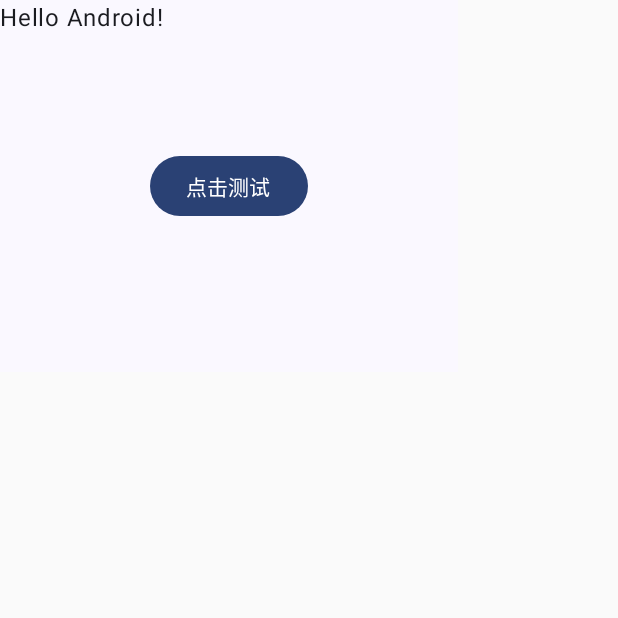
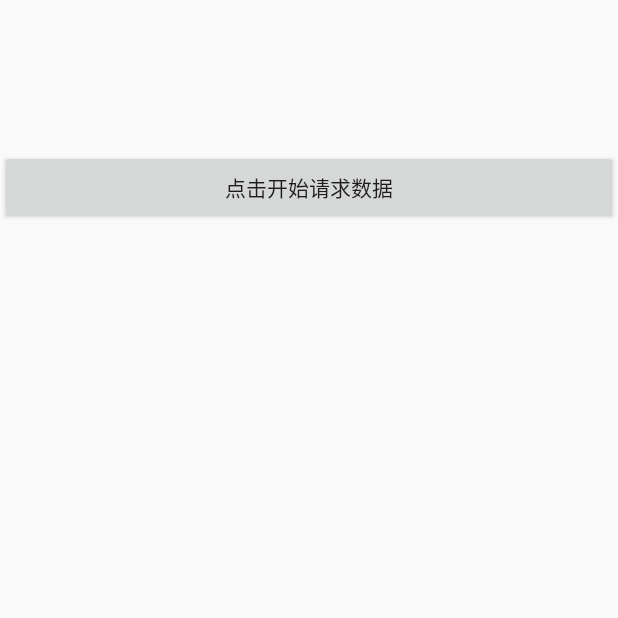
Before and after one commit to xiaodandingzp/MyLeetCode, an Android app built with Jetpack Compose: the screen it shows after launch (MainActivity before the commit, RxTestActivity after it), after a tap on "点击测试", on a phone screen of 412 x 824 dp, the top half of it. Run offline under Robolectric (Android 15) with nearby library versions, the phone set to English and light mode, and no system bars; libraries missing offline, so code that uses them is left out: retrofit2.adapter.rxjava, rx.schedulers.

```diff
--- a/app/src/main/AndroidManifest.xml
+++ b/app/src/main/AndroidManifest.xml
@@ -1,6 +1,8 @@
 <?xml version="1.0" encoding="utf-8"?>
 <manifest xmlns:android="http://schemas.android.com/apk/res/android"
     xmlns:tools="http://schemas.android.com/tools">
+
+    <uses-permission android:name="android.permission.INTERNET" />
 
     <application
         android:allowBackup="true"
@@ -23,6 +25,9 @@
                 <category android:name="android.intent.category.LAUNCHER" />
             </intent-filter>
         </activity>
+        <activity
+            android:name=".RxTestActivity"
+            android:exported="false" />
     </application>
 
 </manifest>
--- a/app/src/main/java/com/example/myleetcode/MainActivity.kt
+++ b/app/src/main/java/com/example/myleetcode/MainActivity.kt
@@ -1,7 +1,7 @@
 package com.example.myleetcode
 
+import android.content.Intent
 import android.os.Bundle
-import android.util.Log
 import androidx.activity.ComponentActivity
 import androidx.activity.compose.setContent
 import androidx.compose.foundation.layout.padding
@@ -14,7 +14,6 @@ import androidx.compose.ui.Modifier
 import androidx.compose.ui.tooling.preview.Preview
 import androidx.compose.ui.unit.Dp
 import com.example.myleetcode.ui.theme.MyLeetCodeTheme
-import com.example.myleetcode.ui.theme.leedcode.Test354
 
 class MainActivity : ComponentActivity() {
     override fun onCreate(savedInstanceState: Bundle?) {
@@ -23,7 +22,7 @@ class MainActivity : ComponentActivity() {
             MyLeetCodeTheme {
                 // A surface container using the 'background' color from the theme
                 Surface() {
-                    Greeting("Android")
+                    Greeting("Android", this)
                 }
             }
         }
@@ -31,7 +30,7 @@ class MainActivity : ComponentActivity() {
 }
 
 @Composable
-fun Greeting(name: String, modifier: Modifier = Modifier) {
+fun Greeting(name: String, activity: MainActivity, modifier: Modifier = Modifier) {
     Text(
             text = "Hello $name!",
             modifier = modifier
@@ -40,12 +39,15 @@ fun Greeting(name: String, modifier: Modifier = Modifier) {
         shape = RoundedCornerShape(50),
         modifier = Modifier.padding(Dp(100f)),
         onClick = {
-            val per =
-                arrayOf(intArrayOf(1, 2), intArrayOf(2, 3), intArrayOf(3,4),
-                    intArrayOf(3, 5), intArrayOf(4, 5), intArrayOf(5,5),
-                    intArrayOf(5, 6), intArrayOf(6, 7), intArrayOf(7,8))
-            val result = Test354().maxEnvelopes(per)
-            Log.i("zpppppp", "result:$result")
+            activity.let {
+                it.startActivity(Intent(it, RxTestActivity::class.java))
+            }
+//            val per =
+//                arrayOf(intArrayOf(1, 2), intArrayOf(2, 3), intArrayOf(3,4),
+//                    intArrayOf(3, 5), intArrayOf(4, 5), intArrayOf(5,5),
+//                    intArrayOf(5, 6), intArrayOf(6, 7), intArrayOf(7,8))
+//            val result = Test354().maxEnvelopes(per)
+//            Log.i("zpppppp", "result:$result")
     }) {
         Text(text = "点击测试")
     }
@@ -55,6 +57,6 @@ fun Greeting(name: String, modifier: Modifier = Modifier) {
 @Composable
 fun GreetingPreview() {
     MyLeetCodeTheme {
-        Greeting("Android")
+//        Greeting("Android", )
     }
 }
--- /dev/null
+++ b/app/src/main/java/com/example/myleetcode/RxTestActivity.kt
@@ -0,0 +1,62 @@
+package com.example.myleetcode
+
+import android.os.Bundle
+import android.util.Log
+import android.widget.Button
+import androidx.activity.ComponentActivity
+import com.example.myleetcode.test.IServiceApi
+import retrofit2.Retrofit
+import retrofit2.adapter.rxjava.RxJavaCallAdapterFactory
+import retrofit2.converter.gson.GsonConverterFactory
+import rx.Observable
+import rx.Subscription
+import rx.schedulers.Schedulers
+
+class RxTestActivity :  ComponentActivity() {
+    val api: IServiceApi by lazy {
+        getRetrofit().create(IServiceApi::class.java)
+    }
+
+    var request: Subscription? = null
+    override fun onCreate(savedInstanceState: Bundle?) {
+        super.onCreate(savedInstanceState)
+        setContentView(R.layout.activity_rx_test)
+        findViewById<Button>(R.id.zp_rx_button).setOnClickListener {
+            clickProcess()
+        }
+    }
+
+    private fun getRetrofit(): Retrofit {
+        return  Retrofit.Builder().baseUrl("https://www.wanandroid.com")
+//            .addCallAdapterFactory(RetryRxJava2CallAdapterFactory.create())
+            .addCallAdapterFactory(RxJavaCallAdapterFactory.create())
+            .addConverterFactory(GsonConverterFactory.create())
+            .build()
+    }
+
+    fun clickProcess() {
+
+//        request?.unsubscribe()
+        request =
+            api.getPrigectInfo()
+            .flatMap {info ->
+                Log.i("zpppppp", "info: $info")
+                Observable.from(info.data)
+            }
+            .flatMap { projectItemInfo ->
+                api.getItemInfo(projectItemInfo.id)
+            }
+            .subscribeOn(Schedulers.io())
+            .observeOn(Schedulers.io())
+            .subscribe ({
+                        Log.i("zpppppp", "it: $it")
+            }, {
+                Log.e("zpppp", "it: $it")
+            })
+    }
+
+    override fun onDestroy() {
+        super.onDestroy()
+        request?.unsubscribe()
+    }
+}
--- /dev/null
+++ b/app/src/main/java/com/example/myleetcode/test/IServiceApi.kt
@@ -0,0 +1,15 @@
+package com.example.myleetcode.test
+
+import com.example.myleetcode.test.bean.ProjectInfo
+import com.yy.luoxi.test.bean.ItemInfo
+import retrofit2.http.GET
+import retrofit2.http.Path
+import rx.Observable
+
+interface IServiceApi {
+    @GET("project/tree/json")
+    fun getPrigectInfo(): Observable<ProjectInfo>
+
+    @GET("project/list/{pageIndex}/json?cid=294")
+    fun getItemInfo(@Path("pageIndex") pageIndex: Int): Observable<ItemInfo>
+}
--- /dev/null
+++ b/app/src/main/res/layout/activity_rx_test.xml
@@ -0,0 +1,19 @@
+<?xml version="1.0" encoding="utf-8"?>
+<LinearLayout
+    xmlns:android="http://schemas.android.com/apk/res/android"
+    xmlns:app="http://schemas.android.com/apk/res-auto"
+    xmlns:tools="http://schemas.android.com/tools"
+    android:layout_width="match_parent"
+    android:layout_height="match_parent"
+    android:orientation="vertical"
+    tools:context=".RxTestActivity">
+
+    <Button
+        android:id="@+id/zp_rx_button"
+        android:layout_width="match_parent"
+        android:layout_height="50dp"
+        android:layout_marginTop="100dp"
+        android:text="点击开始请求数据"
+        />
+
+</LinearLayout>
```
Also changed, not shown: app/build.gradle (+9 -0 lines), app/src/main/java/com/example/myleetcode/test/bean/Data.kt (added, +11 -0 lines), app/src/main/java/com/example/myleetcode/test/bean/DataX.kt (added, +39 -0 lines), app/src/main/java/com/example/myleetcode/test/bean/DataXX.kt (added, +19 -0 lines), app/src/main/java/com/example/myleetcode/test/bean/ItemInfo.kt (added, +7 -0 lines), app/src/main/java/com/example/myleetcode/test/bean/ProjectInfo.kt (added, +7 -0 lines), app/src/main/java/com/example/myleetcode/test/bean/Tag.kt (added, +6 -0 lines).
